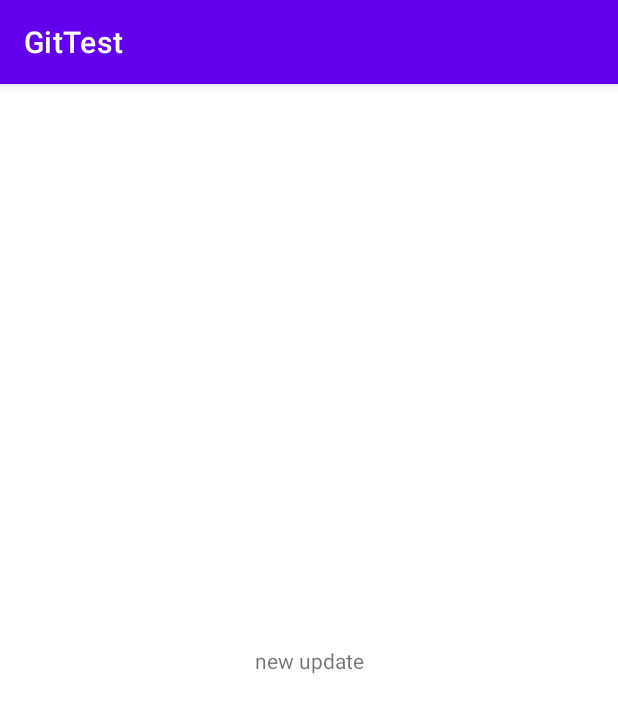
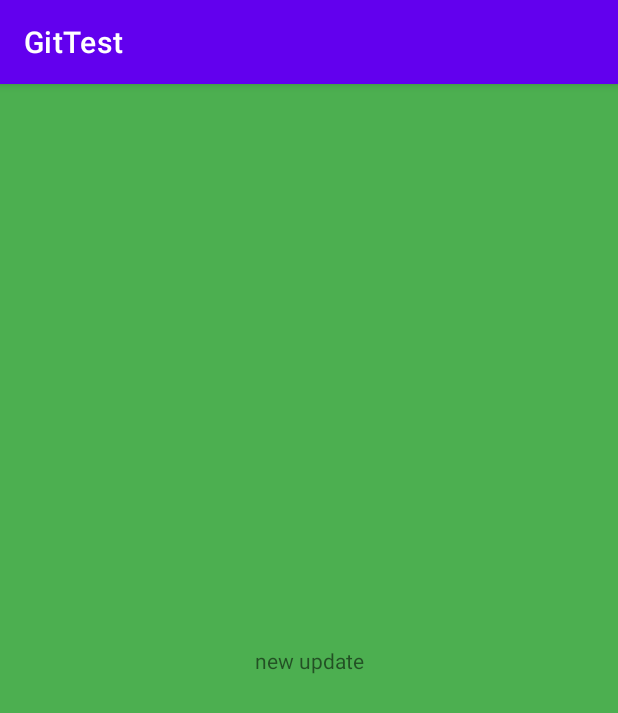
Before and after one commit to GhostMessiah/GitTest, an Android app: the screen it shows after launch (MainActivity), on a phone screen of 412 x 824 dp. Shown: the top 713 px of the screen. Run offline under Robolectric (Android 15) with nearby library versions, the phone set to English and light mode, and no system bars.

Commit message:
new upd1 background 2

```diff
--- a/app/src/main/res/layout/activity_main.xml
+++ b/app/src/main/res/layout/activity_main.xml
@@ -4,6 +4,7 @@
     xmlns:tools="http://schemas.android.com/tools"
     android:layout_width="match_parent"
     android:layout_height="match_parent"
+    android:background="#4CAF50"
     tools:context=".MainActivity">
 
     <TextView
```
